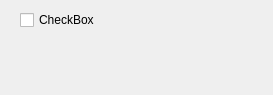
Nepta/nixjdr, file src/Log/LogGui.ui: the form before one commit.
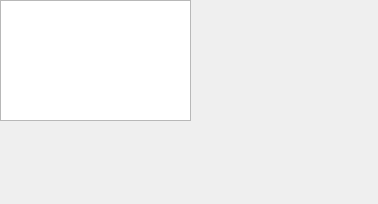
The form after the commit.

Commit message: added a list widget to log gui

Diff of the .ui file:
```diff
--- a/src/Log/LogGui.ui
+++ b/src/Log/LogGui.ui
@@ -6,24 +6,30 @@
    <rect>
     <x>0</x>
     <y>0</y>
-    <width>273</width>
-    <height>95</height>
+    <width>378</width>
+    <height>204</height>
    </rect>
   </property>
+  <property name="sizePolicy">
+   <sizepolicy hsizetype="Expanding" vsizetype="Expanding">
+    <horstretch>1</horstretch>
+    <verstretch>1</verstretch>
+   </sizepolicy>
+  </property>
   <property name="windowTitle">
    <string>Form</string>
   </property>
-  <widget class="QCheckBox" name="checkBox">
+  <widget class="QListWidget" name="listWidget_">
    <property name="geometry">
     <rect>
-     <x>20</x>
-     <y>10</y>
-     <width>80</width>
-     <height>20</height>
+     <x>0</x>
+     <y>0</y>
+     <width>191</width>
+     <height>121</height>
     </rect>
    </property>
-   <property name="text">
-    <string>CheckBox</string>
+   <property name="selectionRectVisible">
+    <bool>true</bool>
    </property>
   </widget>
  </widget>
```
The commit also changes 1 other file.
